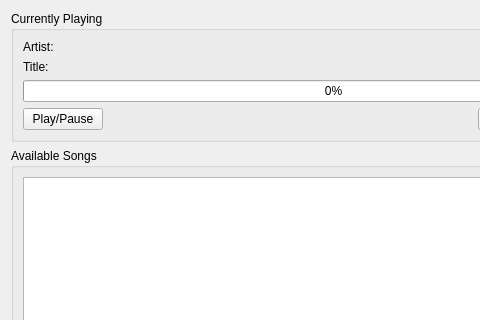
This is src/plugins/music-phonon/currentlyplaying.ui in rvanderbijl/ology as Qt 5 draws it before an edit; both pictures show x 0 to 480 and y 0 to 320 of the 667 by 483 pixel window. The edited form follows.
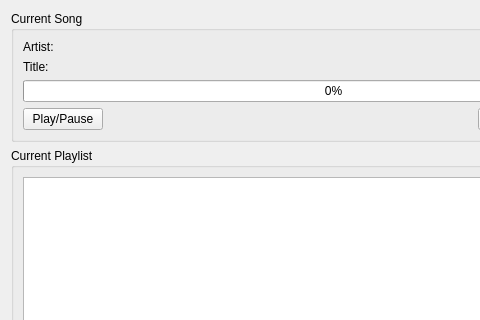
This is the edited form.

Commit message: - Make Quit command only show the confirm-quit screen once - No shortcuts for up/down/etc core actions (otherwise we can never use keys for treeviews, etc) - Make the current play list work

Diff of the .ui file:
```diff
--- a/src/plugins/music-phonon/currentlyplaying.ui
+++ b/src/plugins/music-phonon/currentlyplaying.ui
@@ -17,7 +17,7 @@
    <item>
     <widget class="QGroupBox" name="currentlyPlayingGroupBox">
      <property name="title">
-      <string>Currently Playing</string>
+      <string>Current Song</string>
      </property>
      <property name="flat">
       <bool>false</bool>
@@ -97,7 +97,7 @@
    <item>
     <widget class="QGroupBox" name="availableSongsGroupBox">
      <property name="title">
-      <string>Available Songs</string>
+      <string>Current Playlist</string>
      </property>
      <layout class="QHBoxLayout" name="horizontalLayout">
       <item>
```
The commit also changes 14 other files.
